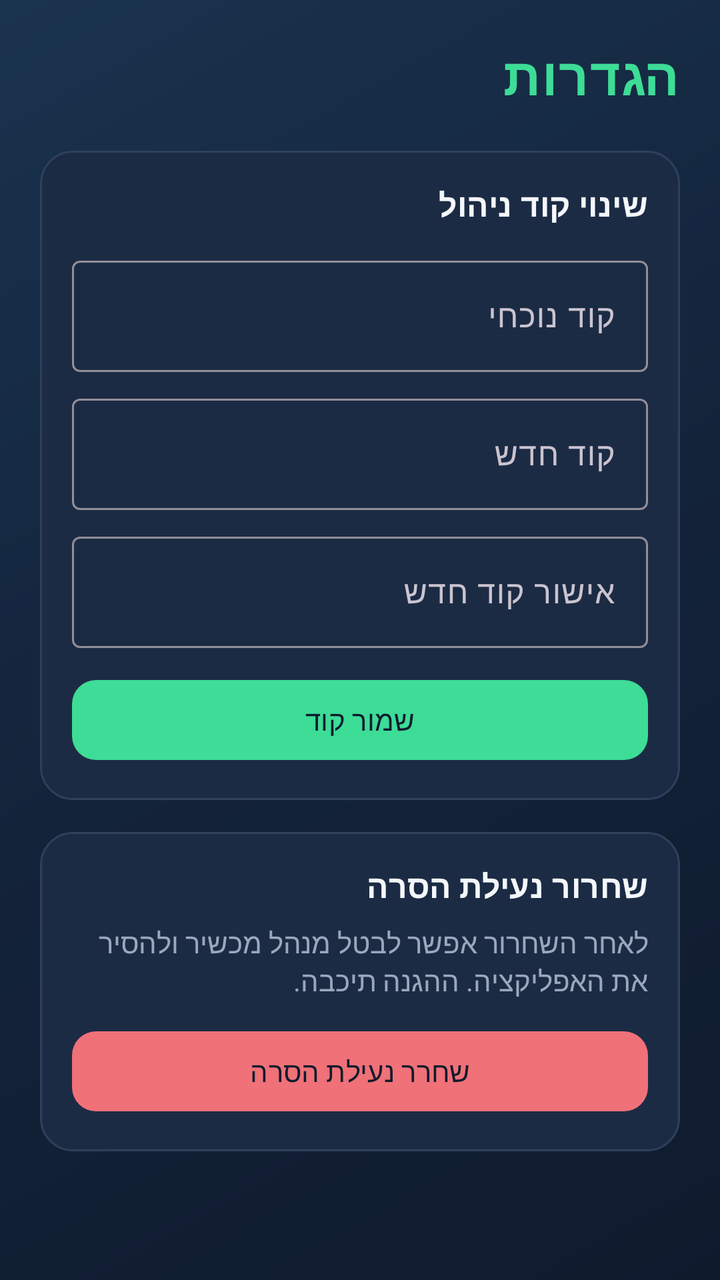
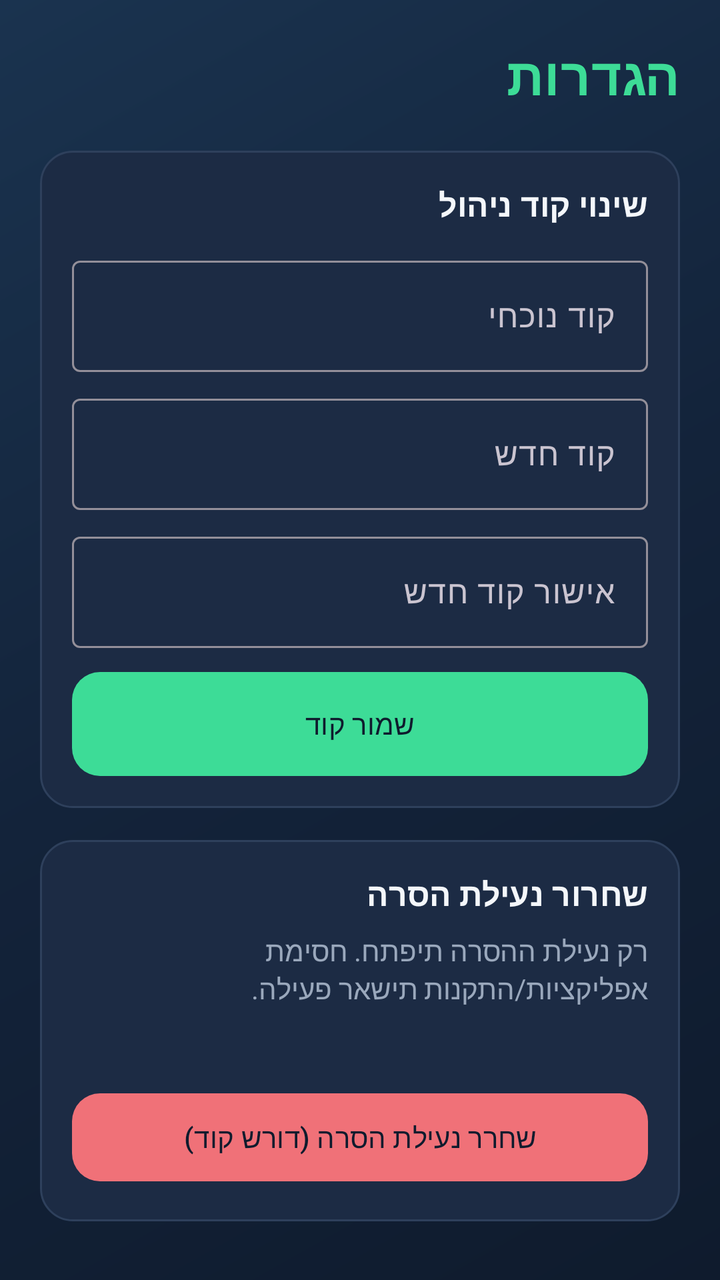

Two renders of the same Android screen: before a commit and after it. Below are the layout's source before the change and the commit's diff.
<!-- AndroidManifest.xml: application theme Theme.AppGuard -->
<!-- res/layout/activity_settings.xml -->
<?xml version="1.0" encoding="utf-8"?>
<ScrollView xmlns:android="http://schemas.android.com/apk/res/android"
    android:layout_width="match_parent"
    android:layout_height="match_parent"
    android:background="@drawable/bg_gradient"
    android:layoutDirection="rtl"
    android:fillViewport="true">

    <LinearLayout
        android:layout_width="match_parent"
        android:layout_height="wrap_content"
        android:orientation="vertical"
        android:padding="20dp">

        <TextView
            style="@style/Text.Brand"
            android:layout_width="match_parent"
            android:layout_height="wrap_content"
            android:text="@string/settings_title"
            android:textSize="26sp" />

        <LinearLayout
            android:layout_width="match_parent"
            android:layout_height="wrap_content"
            android:layout_marginTop="20dp"
            android:background="@drawable/bg_panel"
            android:orientation="vertical"
            android:padding="16dp">

            <TextView
                style="@style/Text.Section"
                android:layout_width="match_parent"
                android:layout_height="wrap_content"
                android:text="@string/change_pin" />

            <com.google.android.material.textfield.TextInputLayout
                android:layout_width="match_parent"
                android:layout_height="wrap_content"
                android:layout_marginTop="12dp"
                android:hint="@string/current_pin">

                <com.google.android.material.textfield.TextInputEditText
                    android:id="@+id/currentPin"
                    android:layout_width="match_parent"
                    android:layout_height="wrap_content"
                    android:inputType="numberPassword"
                    android:maxLength="8" />
            </com.google.android.material.textfield.TextInputLayout>

            <com.google.android.material.textfield.TextInputLayout
                android:layout_width="match_parent"
                android:layout_height="wrap_content"
                android:layout_marginTop="8dp"
                android:hint="@string/new_pin">

                <com.google.android.material.textfield.TextInputEditText
                    android:id="@+id/newPin"
                    android:layout_width="match_parent"
                    android:layout_height="wrap_content"
                    android:inputType="numberPassword"
                    android:maxLength="8" />
            </com.google.android.material.textfield.TextInputLayout>

            <com.google.android.material.textfield.TextInputLayout
                android:layout_width="match_parent"
                android:layout_height="wrap_content"
                android:layout_marginTop="8dp"
                android:hint="@string/confirm_new_pin">

                <com.google.android.material.textfield.TextInputEditText
                    android:id="@+id/confirmPin"
                    android:layout_width="match_parent"
                    android:layout_height="wrap_content"
                    android:inputType="numberPassword"
                    android:maxLength="8" />
            </com.google.android.material.textfield.TextInputLayout>

            <com.google.android.material.button.MaterialButton
                android:id="@+id/btnSavePin"
                android:layout_width="match_parent"
                android:layout_height="wrap_content"
                android:layout_marginTop="12dp"
                android:text="@string/save_pin" />
        </LinearLayout>

        <LinearLayout
            android:layout_width="match_parent"
            android:layout_height="wrap_content"
            android:layout_marginTop="16dp"
            android:background="@drawable/bg_panel"
            android:orientation="vertical"
            android:padding="16dp">

            <TextView
                style="@style/Text.Section"
                android:layout_width="match_parent"
                android:layout_height="wrap_content"
                android:text="@string/unlock_uninstall_title" />

            <TextView
                android:layout_width="match_parent"
                android:layout_height="wrap_content"
                android:layout_marginTop="8dp"
                android:text="@string/unlock_uninstall_desc"
                android:textColor="@color/text_secondary" />

            <com.google.android.material.button.MaterialButton
                android:id="@+id/btnUnlockUninstall"
                style="@style/Widget.AppGuard.Button.Danger"
                android:layout_width="match_parent"
                android:layout_height="wrap_content"
                android:layout_marginTop="12dp"
                android:text="@string/unlock_uninstall" />
        </LinearLayout>
    </LinearLayout>
</ScrollView>
<!-- resources referenced by this layout -->
<resources>
  <color name="text_secondary">#9AA8BC</color>
  <!-- drawable bg_panel (drawable) -->
  <?xml version="1.0" encoding="utf-8"?>
  <shape xmlns:android="http://schemas.android.com/apk/res/android"
      android:shape="rectangle">
      <solid android:color="@color/surface" />
      <corners android:radius="16dp" />
      <stroke
          android:width="1dp"
          android:color="@color/stroke" />
  </shape>
  <string name="change_pin">שינוי קוד ניהול</string>
  <string name="confirm_new_pin">אישור קוד חדש</string>
  <string name="current_pin">קוד נוכחי</string>
  <string name="new_pin">קוד חדש</string>
  <string name="save_pin">שמור קוד</string>
  <string name="settings_title">הגדרות</string>
  <string name="unlock_uninstall">שחרר נעילת הסרה</string>
  <string name="unlock_uninstall_desc">לאחר השחרור אפשר לבטל מנהל מכשיר ולהסיר את האפליקציה. ההגנה תיכבה.</string>
  <string name="unlock_uninstall_title">שחרור נעילת הסרה</string>
  <style name="Text.Brand" parent="TextAppearance.Material3.HeadlineLarge">
          <item name="android:textColor">@color/accent</item>
          <item name="android:textStyle">bold</item>
          <item name="android:letterSpacing">0.02</item>
      </style>
  <style name="Text.Section" parent="TextAppearance.Material3.TitleMedium">
          <item name="android:textColor">@color/text_primary</item>
          <item name="android:textStyle">bold</item>
      </style>
  <style name="Widget.AppGuard.Button.Danger" parent="Widget.Material3.Button">
          <item name="backgroundTint">@color/danger</item>
          <item name="android:textColor">@color/bg</item>
          <item name="cornerRadius">12dp</item>
      </style>
  <style name="Theme.AppGuard" parent="Theme.Material3.Dark.NoActionBar">
          <item name="colorPrimary">@color/accent</item>
          <item name="colorPrimaryContainer">@color/accent_dim</item>
          <item name="colorOnPrimary">@color/bg</item>
          <item name="colorSecondary">@color/warning</item>
          <item name="colorError">@color/danger</item>
          <item name="android:statusBarColor">@color/bg</item>
          <item name="android:navigationBarColor">@color/bg</item>
          <item name="android:windowBackground">@color/bg</item>
          <item name="android:textColorPrimary">@color/text_primary</item>
          <item name="android:textColorSecondary">@color/text_secondary</item>
          <item name="materialButtonStyle">@style/Widget.AppGuard.Button</item>
      </style>
  <color name="surface">#1C2B44</color>
  <color name="stroke">#2E405C</color>
  <color name="accent">#3DDC97</color>
  <color name="text_primary">#F4F7FB</color>
  <color name="danger">#F07178</color>
  <color name="bg">#0F1B2D</color>
  <color name="accent_dim">#2A9B6C</color>
  <color name="warning">#FFCC66</color>
  <style name="Widget.AppGuard.Button" parent="Widget.Material3.Button">
          <item name="backgroundTint">@color/accent</item>
          <item name="android:textColor">@color/bg</item>
          <item name="cornerRadius">12dp</item>
      </style>
  <!-- unchanged entries left out for length: 1 -->
</resources>

<!-- the commit's change to res/layout/activity_settings.xml (unified diff, before → after) -->
@@ -3,6 +3,7 @@
     android:layout_width="match_parent"
     android:layout_height="match_parent"
     android:background="@drawable/bg_gradient"
+    android:clipToPadding="false"
     android:layoutDirection="rtl"
     android:fillViewport="true">
 
@@ -104,6 +105,13 @@
                 android:text="@string/unlock_uninstall_desc"
                 android:textColor="@color/text_secondary" />
 
+            <TextView
+                android:id="@+id/unlockStatus"
+                android:layout_width="match_parent"
+                android:layout_height="wrap_content"
+                android:layout_marginTop="8dp"
+                android:textColor="@color/warning" />
+
             <com.google.android.material.button.MaterialButton
                 android:id="@+id/btnUnlockUninstall"
                 style="@style/Widget.AppGuard.Button.Danger"
@@ -111,6 +119,15 @@
                 android:layout_height="wrap_content"
                 android:layout_marginTop="12dp"
                 android:text="@string/unlock_uninstall" />
+
+            <com.google.android.material.button.MaterialButton
+                android:id="@+id/btnRelockUninstall"
+                style="@style/Widget.AppGuard.Button.Outlined"
+                android:layout_width="match_parent"
+                android:layout_height="wrap_content"
+                android:layout_marginTop="8dp"
+                android:text="@string/relock_uninstall"
+                android:visibility="gone" />
         </LinearLayout>
     </LinearLayout>
 </ScrollView>
<!-- resource entries referenced after the edit -->
@@ -15,15 +15,16 @@
   <string name="confirm_new_pin">אישור קוד חדש</string>
   <string name="current_pin">קוד נוכחי</string>
   <string name="new_pin">קוד חדש</string>
+  <string name="relock_uninstall">נעל שוב את ההסרה</string>
   <string name="save_pin">שמור קוד</string>
   <string name="settings_title">הגדרות</string>
-  <string name="unlock_uninstall">שחרר נעילת הסרה</string>
-  <string name="unlock_uninstall_desc">לאחר השחרור אפשר לבטל מנהל מכשיר ולהסיר את האפליקציה. ההגנה תיכבה.</string>
+  <string name="unlock_uninstall">שחרר נעילת הסרה (דורש קוד)</string>
+  <string name="unlock_uninstall_desc">רק נעילת ההסרה תיפתח. חסימת אפליקציות/התקנות תישאר פעילה.</string>
   <string name="unlock_uninstall_title">שחרור נעילת הסרה</string>
   <style name="Text.Brand" parent="TextAppearance.Material3.HeadlineLarge">
           <item name="android:textColor">@color/accent</item>
           <item name="android:textStyle">bold</item>
-          <item name="android:letterSpacing">0.02</item>
+          <item name="android:letterSpacing">0.01</item>
       </style>
   <style name="Text.Section" parent="TextAppearance.Material3.TitleMedium">
           <item name="android:textColor">@color/text_primary</item>
@@ -32,7 +33,14 @@
   <style name="Widget.AppGuard.Button.Danger" parent="Widget.Material3.Button">
           <item name="backgroundTint">@color/danger</item>
           <item name="android:textColor">@color/bg</item>
-          <item name="cornerRadius">12dp</item>
+          <item name="cornerRadius">14dp</item>
+          <item name="android:minHeight">52dp</item>
+      </style>
+  <style name="Widget.AppGuard.Button.Outlined" parent="Widget.Material3.Button.OutlinedButton">
+          <item name="strokeColor">@color/stroke</item>
+          <item name="android:textColor">@color/text_primary</item>
+          <item name="cornerRadius">14dp</item>
+          <item name="android:minHeight">48dp</item>
       </style>
   <style name="Theme.AppGuard" parent="Theme.Material3.Dark.NoActionBar">
           <item name="colorPrimary">@color/accent</item>
@@ -40,12 +48,13 @@
           <item name="colorOnPrimary">@color/bg</item>
           <item name="colorSecondary">@color/warning</item>
           <item name="colorError">@color/danger</item>
-          <item name="android:statusBarColor">@color/bg</item>
-          <item name="android:navigationBarColor">@color/bg</item>
+          <item name="android:statusBarColor">@android:color/transparent</item>
+          <item name="android:navigationBarColor">@android:color/transparent</item>
           <item name="android:windowBackground">@color/bg</item>
           <item name="android:textColorPrimary">@color/text_primary</item>
           <item name="android:textColorSecondary">@color/text_secondary</item>
           <item name="materialButtonStyle">@style/Widget.AppGuard.Button</item>
+          <item name="android:windowLayoutInDisplayCutoutMode">shortEdges</item>
       </style>
   <color name="surface">#1C2B44</color>
   <color name="stroke">#2E405C</color>
@@ -58,7 +67,10 @@
   <style name="Widget.AppGuard.Button" parent="Widget.Material3.Button">
           <item name="backgroundTint">@color/accent</item>
           <item name="android:textColor">@color/bg</item>
-          <item name="cornerRadius">12dp</item>
+          <item name="cornerRadius">14dp</item>
+          <item name="android:minHeight">52dp</item>
+          <item name="android:insetTop">0dp</item>
+          <item name="android:insetBottom">0dp</item>
       </style>
   <!-- unchanged entries left out for length: 1 -->
 </resources>
